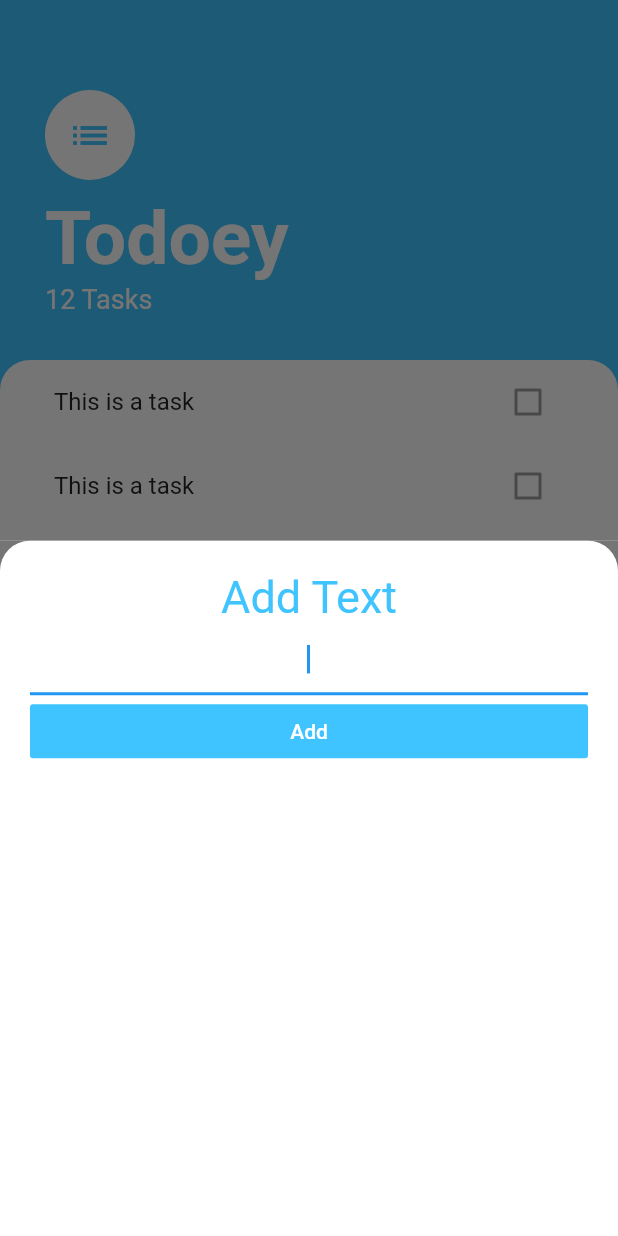
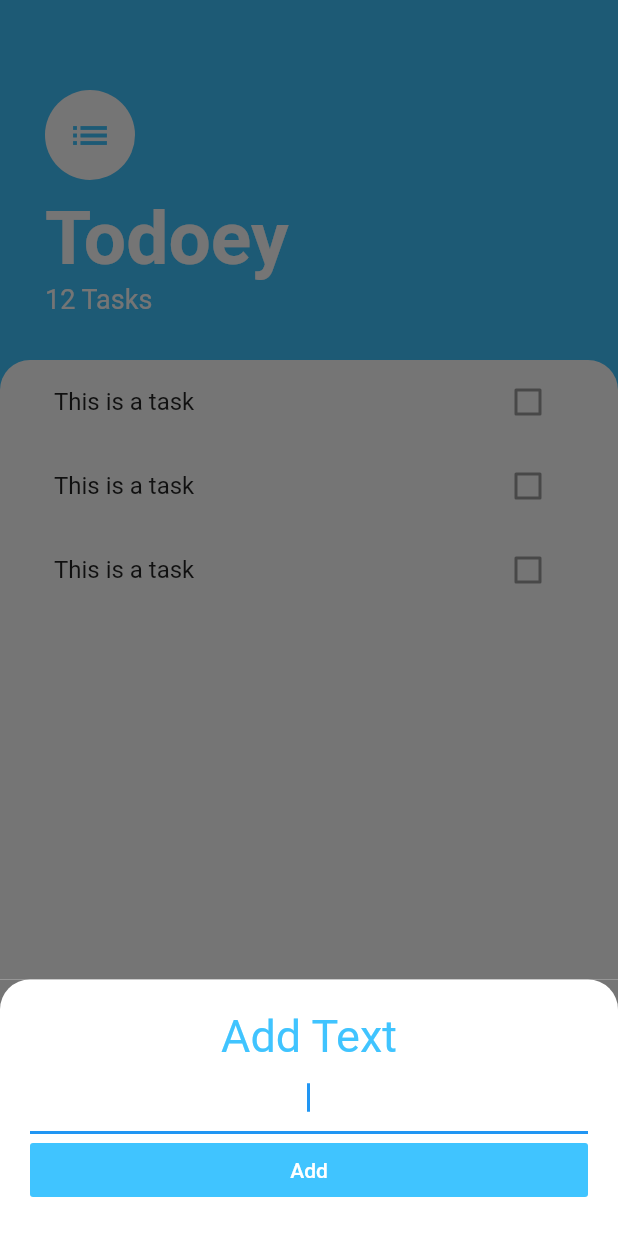
Before and after one commit to SHAH-JI/todoey-flutter, a Flutter app: the screen it shows after launch, after a tap on the "add" icon, on a phone screen of 412 x 824 dp. Run offline on Flutter 3.47's test engine with Material 2 defaults, Android fonts, the phone set to English and light mode, and no system bars.

Commit message:
Update tasks_screen.dart

```diff
--- a/lib/screens/tasks_screen.dart
+++ b/lib/screens/tasks_screen.dart
@@ -16,7 +16,13 @@ class TasksScreen extends StatelessWidget {
         onPressed: () {
           showModalBottomSheet(
             context: context,
-            builder: (BuildContext context) => AddTaskScreen(),
+            isScrollControlled: true,
+            builder: (context) => SingleChildScrollView(
+                child: Container(
+              padding: EdgeInsets.only(
+                  bottom: MediaQuery.of(context).viewInsets.bottom),
+              child: AddTaskScreen(),
+            )),
           );
         },
       ),
```
